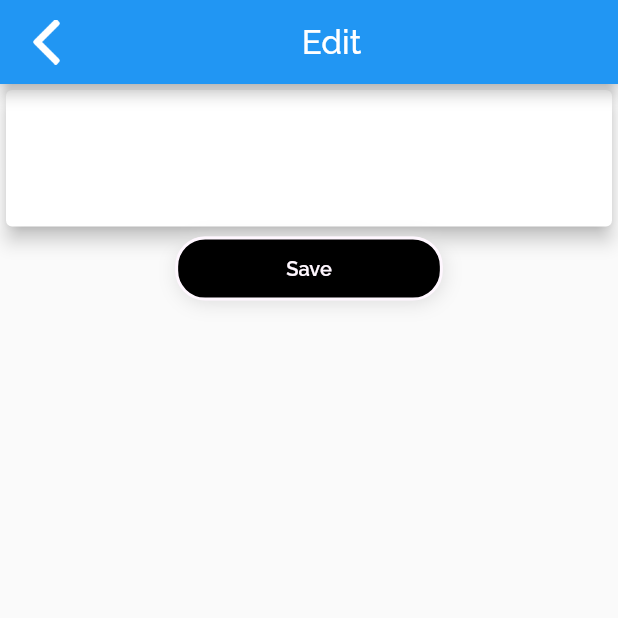
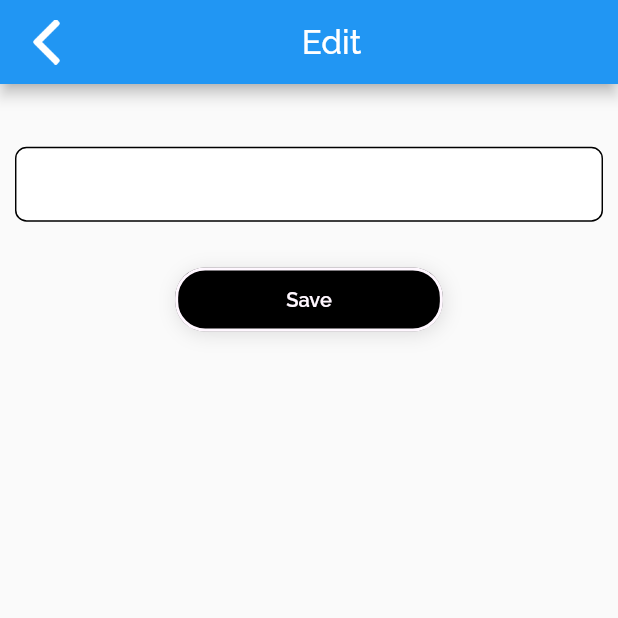
Before and after one commit to dinkerkis/my-profile, a Flutter app: the EditScreen screen opened by its route, after a tap on "Save", on a phone screen of 412 x 824 dp, the top half of it. Run offline on Flutter 3.47's test engine with Material 2 defaults, Android fonts, the phone set to English and light mode, and no system bars; our stand-ins replace flutter_screenutil, flutter_svg, get, image_picker, shared_preferences; accounts and stored records are empty; statements that could not run were skipped.

Commit message:
Final code

```diff
--- a/lib/main.dart
+++ b/lib/main.dart
@@ -43,8 +43,8 @@ class MyApp extends StatelessWidget {
             title: 'my profile',
             theme: theme.copyWith(
               colorScheme: theme.colorScheme.copyWith(
-                primary: CustomColors.colorPrimary,
-                secondary: CustomColors.colorAccent,
+                primary: CustomColors.colorBlack,
+                secondary: CustomColors.colorBlack,
               ),
               canvasColor: CustomColors.colorWhite,
             ),
--- a/lib/view/edit/edit_controller.dart
+++ b/lib/view/edit/edit_controller.dart
@@ -1,5 +1,7 @@
 import 'package:flutter/material.dart';
 import 'package:get/get.dart';
+import 'package:my_profile/model/card_model.dart';
+import 'package:my_profile/view/home/home_controller.dart';
 
 class EditController extends GetxController{
   var status = false.obs;
@@ -11,32 +13,24 @@ class EditController extends GetxController{
   @override
   void onInit() {
     super.onInit();
+    getArguments();
     status.value = false;
   }
 
   void getArguments() {
     var args = Get.arguments;
+    print('previous screen route name: ${Get.previousRoute}');
+    textEditing = TextEditingController(text: args['value']);
     title.value = args['title'];
     value.value = args['value'];
     pos.value = args['pos'];
+    print('textEditing: ${args}');
   }
 
-  valueChange(String? text) {
-    textEditing.text = text!;
-    update();
-  }
-
+  //save data to previous screen and auto back
   void saveData() {
-    switch(pos) {
-      case 0:
-        break;
-      case 1:
-        break;
-      case 2:
-        break;
-      case 3:
-        break;
-
-    }
+    Get.find<HomeController>().commonListValue.value[int.parse(pos.value)].value = textEditing.text;
+    Get.delete<EditController>();
+    Get.back();
   }
 }
--- a/lib/view/edit/edit_screen.dart
+++ b/lib/view/edit/edit_screen.dart
@@ -1,6 +1,9 @@
 import 'package:flutter/material.dart';
+import 'package:flutter_screenutil/flutter_screenutil.dart';
 import 'package:get/get.dart';
 import 'package:my_profile/util/custom_buttons.dart';
+import 'package:my_profile/util/custom_colors.dart';
+import 'package:my_profile/util/custom_decorations.dart';
 import 'package:my_profile/util/custom_dialog.dart';
 import 'package:my_profile/view/edit/edit_controller.dart';
 
@@ -8,10 +11,22 @@ class EditScreen extends StatelessWidget {
   static const routeName = '/EditScreen';
   var controller = Get.put(EditController());
   CustomButtons _customButtons = CustomButtons();
+  CustomDecorations _customDecorations = CustomDecorations();
 
   @override
   Widget build(BuildContext context) {
-    return Scaffold(
+    return WillPopScope(
+      onWillPop: () async {
+        if (controller.textEditing.text != controller.value.value) {
+          showDialog(
+              context: context,
+              builder: (BuildContext context) {
+                return SaveButtonDialog();
+              });
+        }
+        return true;
+      },
+      child: Scaffold(
         appBar: AppBar(
           backgroundColor: Colors.blue,
           automaticallyImplyLeading:false,
@@ -19,16 +34,15 @@ class EditScreen extends StatelessWidget {
             children: [
               InkWell(
                 onTap:(){
-                Get.back();
-                /*if(controller.textEditing.text != controller.value.value){
+                  if (controller.textEditing.text != controller.value.value) {
                     showDialog(
                         context: context,
                         builder: (BuildContext context) {
                           return SaveButtonDialog();
                         });
-                }else{
+                  } else {
                     Get.back();
-                }*/
+                  }
                 },
                 child: Container(
                   child: Image.asset('assets/images/left_arrow.png',color: Colors.white, fit: BoxFit.contain, height: 30, width:30),
@@ -44,47 +58,36 @@ class EditScreen extends StatelessWidget {
             ],
           ),
         ),
-
-      body: WillPopScope(
-        onWillPop: () async {
-          if (controller.textEditing.text != controller.value.value) {
-            showDialog(
-                context: context,
-                builder: (BuildContext context) {
-                  return SaveButtonDialog();
-                });
-          }
-          return true;
-        },
-        child: Column(
+        body: Column(
           children: [
             GetX<EditController>(builder: (controller) {
-                return Card(
-                  elevation: 5,
-                  child: Container(
+                return Container(
                   padding: EdgeInsets.all(10),
                   child: Column(
                     crossAxisAlignment: CrossAxisAlignment.start,
                     children: [
                       Text('${controller.title.value}',style: TextStyle(fontWeight: FontWeight.w600,fontSize: 20),),
-                        TextField(
+                      SizedBox(height: 10.h),
+                      Container(
+                        padding: EdgeInsets.symmetric(horizontal: 10.w),
+                        decoration: _customDecorations.getCustomDecoration(color: CustomColors.colorWhite, radius: 8.w, border: 1.w, borderColor: CustomColors.colorBlack),
+                        child: TextField(
+                          cursorColor: Colors.black,
                           controller: controller.textEditing,
-                          //controller: value,
+                          style: TextStyle(color: CustomColors.colorBlack),
                           decoration: InputDecoration(
                             border: InputBorder.none,
-
                             focusedBorder: InputBorder.none,
                             errorBorder: InputBorder.none,
-
+                          ),
                         ),
                       ),
                     ],
                   ),
-                  ),
                 );
               }
             ),
-
+            SizedBox(height: 20.h,),
             _customButtons.getElevatedButton('Save', () {
               controller.saveData();
             }),
```
Also changed, not shown: lib/util/custom_dialog.dart (+4 -5 lines). Lines whose indentation alone changed are shown as unchanged.
